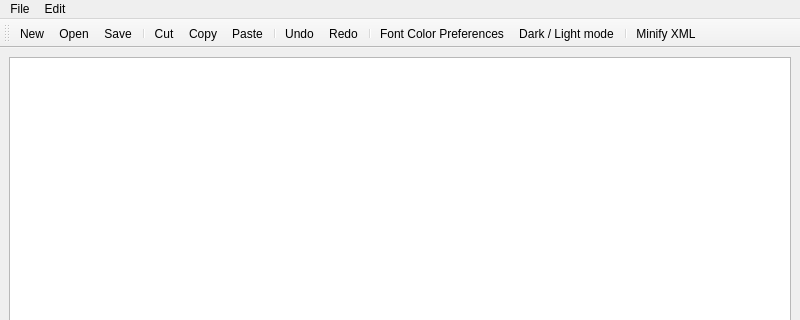
Before: the Qt Designer form XML_Editor/editor.ui in Abdelrhman-CaT/XML-Editor, drawn with Qt 5; both pictures show x 0 to 800 and y 0 to 320 of the 800 by 600 pixel window.
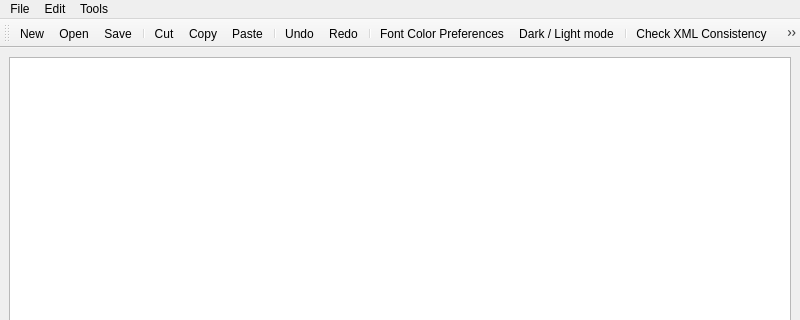
After: the same form once the commit is applied. Icons and pictures are not drawn.

Commit message: preparing all icons and buttons

The edit to the form file:
```diff
--- a/XML_Editor/editor.ui
+++ b/XML_Editor/editor.ui
@@ -52,11 +52,17 @@
     <addaction name="separator"/>
     <addaction name="actionFont_Color_Preferences"/>
     <addaction name="actionDark_Light_mode"/>
-    <addaction name="separator"/>
+   </widget>
+   <widget class="QMenu" name="menuTools">
+    <property name="title">
+     <string>Tools</string>
+    </property>
+    <addaction name="actionCheck_XML_Consistency"/>
     <addaction name="actionMinify"/>
    </widget>
    <addaction name="menuFile"/>
    <addaction name="menuEdit"/>
+   <addaction name="menuTools"/>
   </widget>
   <widget class="QStatusBar" name="statusbar"/>
   <widget class="QToolBar" name="toolBar">
@@ -83,7 +89,11 @@
    <addaction name="actionFont_Color_Preferences"/>
    <addaction name="actionDark_Light_mode"/>
    <addaction name="separator"/>
+   <addaction name="actionCheck_XML_Consistency"/>
    <addaction name="actionMinify"/>
+   <addaction name="actionPrettify_XML"/>
+   <addaction name="actionConvert_to_JSON"/>
+   <addaction name="actionCompress_Data"/>
   </widget>
   <action name="actionNew">
    <property name="icon">
@@ -196,6 +206,42 @@
     <string>Minify XML</string>
    </property>
   </action>
+  <action name="actionCheck_XML_Consistency">
+   <property name="icon">
+    <iconset resource="icons.qrc">
+     <normaloff>:/icons/icons/cons.png</normaloff>:/icons/icons/cons.png</iconset>
+   </property>
+   <property name="text">
+    <string>Check XML Consistency</string>
+   </property>
+  </action>
+  <action name="actionPrettify_XML">
+   <property name="icon">
+    <iconset resource="icons.qrc">
+     <normaloff>:/icons/icons/check consistency.png</normaloff>:/icons/icons/check consistency.png</iconset>
+   </property>
+   <property name="text">
+    <string>Prettify XML</string>
+   </property>
+  </action>
+  <action name="actionConvert_to_JSON">
+   <property name="icon">
+    <iconset resource="icons.qrc">
+     <normaloff>:/icons/icons/to json.png</normaloff>:/icons/icons/to json.png</iconset>
+   </property>
+   <property name="text">
+    <string>Convert to JSON</string>
+   </property>
+  </action>
+  <action name="actionCompress_Data">
+   <property name="icon">
+    <iconset resource="icons.qrc">
+     <normaloff>:/icons/icons/compress.png</normaloff>:/icons/icons/compress.png</iconset>
+   </property>
+   <property name="text">
+    <string>Compress Data</string>
+   </property>
+  </action>
  </widget>
  <resources>
   <include location="icons.qrc"/>
```
Left out of the diff: 3 changed lines with no effect on the pictures. The commit also changes 5 other files.
